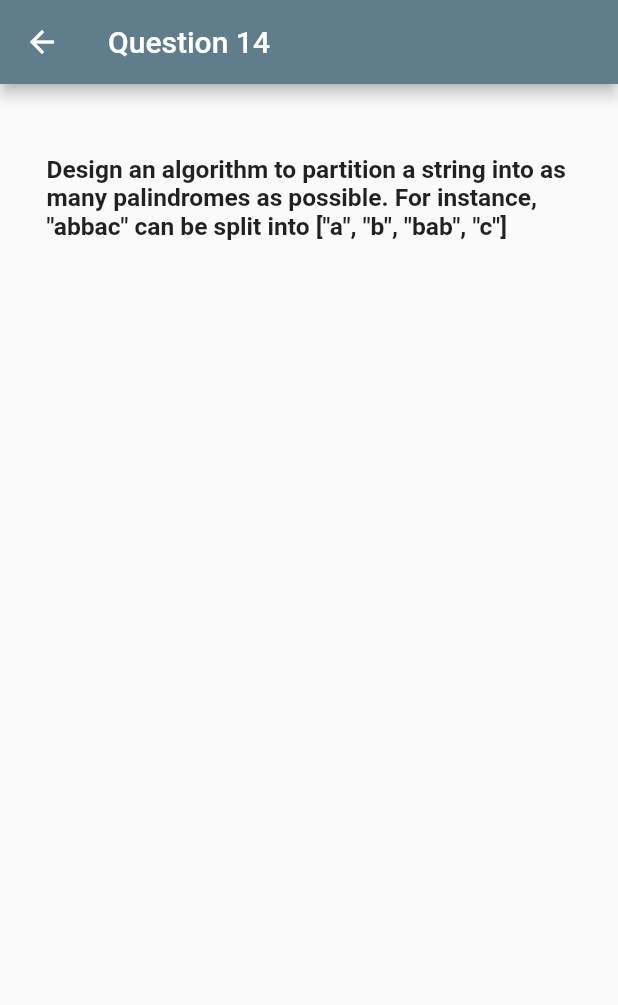
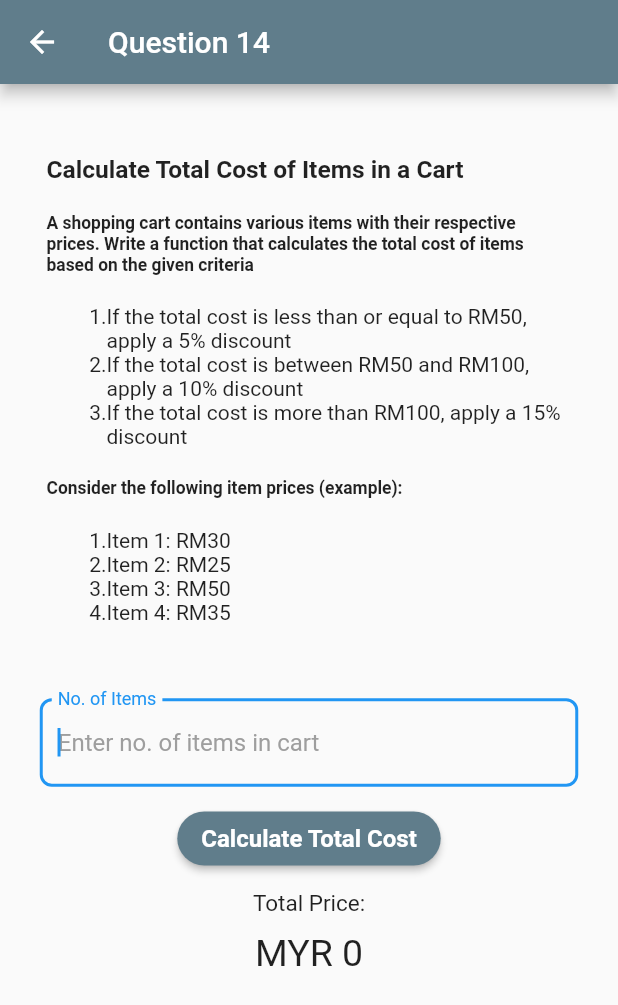
Before and after one commit to quezera97/example_technical_questions, a Flutter app: the Question14 screen opened directly, on a phone screen of 412 x 824 dp. Shown: the top 1005 px of the screen. Run offline on Flutter 3.47's test engine with Material 2 defaults, Android fonts, the phone set to English and light mode, and no system bars; our stand-ins replace carousel_slider, flutter_masked_text2, flutter_widget_from_html, math_expressions, shared_preferences; missing offline and left inert: currency_formatter, flutter_inappwebview; accounts and stored records are empty.

Commit message:
question 14

```diff
--- a/technical_question_flutter/lib/pages/question_14.dart
+++ b/technical_question_flutter/lib/pages/question_14.dart
@@ -1,4 +1,7 @@
+import 'package:currency_formatter/currency_formatter.dart';
 import 'package:flutter/material.dart';
+import 'package:flutter/services.dart';
+import 'package:flutter_masked_text2/flutter_masked_text2.dart';
 import 'package:flutter_widget_from_html/flutter_widget_from_html.dart';
 
 import '../widget/reuse_widget.dart';
@@ -12,6 +15,32 @@ class Question14 extends StatefulWidget {
 
 class _Question14State extends State<Question14> {
   final generateWidget = GenerateWidget();
+  final itemInCartController = TextEditingController();
+  late List<TextEditingController> itemPriceControllers;
+  int noOfItemsInCart = 0;
+  double totalPrice = 0.00;
+
+  String formattedTotalClaim = 'MYR 0';
+  CurrencyFormat myrSettings = const CurrencyFormat(
+    code: 'myr',
+    symbol: 'MYR',
+    symbolSide: SymbolSide.left,
+    thousandSeparator: ',',
+    decimalSeparator: '.',
+    symbolSeparator: ' ',
+  );
+
+  void createTextListOfItem(noOfItems) {
+    setState(() {
+      noOfItemsInCart = int.parse(noOfItems);
+      itemPriceControllers = List.generate(
+        noOfItemsInCart,
+        (index) => MoneyMaskedTextController(decimalSeparator: '.', thousandSeparator: ','),
+      );
+
+      formattedTotalClaim = 'RM 0';
+    });
+  }
 
   @override
   Widget build(BuildContext context) {
@@ -30,11 +59,91 @@ class _Question14State extends State<Question14> {
                 padding: EdgeInsets.all(15),
                 child: HtmlWidget(
                   '''
-                <h3> Design an algorithm to partition a string into as many palindromes as possible. For instance, "abbac" can be split into ["a", "b", "bab", "c"]</h3>
+                  <h3>Calculate Total Cost of Items in a Cart</h3>
+                  <h5>A shopping cart contains various items with their respective prices. Write a function that calculates the total cost of items based on the given criteria</h5>
+                  <ol>
+                    <li>If the total cost is less than or equal to RM50, apply a 5% discount</li>
+                    <li>If the total cost is between RM50 and RM100, apply a 10% discount</li>
+                    <li>If the total cost is more than RM100, apply a 15% discount</li>
+                  </ol>
+                  <h5>Consider the following item prices (example):</h5>
+                  <ol>
+                    <li>Item 1: RM30</li>
+                    <li>Item 2: RM25</li>
+                    <li>Item 3: RM50</li>
+                    <li>Item 4: RM35</li>
+                  </ol>
                 ''',
                 ),
               ),
               const SizedBox(height: 10),
+
+              generateWidget.createTextFormField(itemInCartController, 'No. of Items', 'Enter no. of items in cart', createTextListOfItem, [FilteringTextInputFormatter.allow(RegExp(r"[0-9]"))], TextInputType.number),
+
+              if(noOfItemsInCart > 0) ... [
+                Padding(
+                  padding: const EdgeInsets.all(10.0),
+                  child: Container(
+                    height: MediaQuery.of(context).size.height * 0.4,
+                    decoration: BoxDecoration(
+                      border: Border.all(color: generateWidget.excludeWhiteColor()),
+                      borderRadius: const BorderRadius.all(Radius.circular(25))
+                    ),
+                    child: Padding(
+                      padding: const EdgeInsets.all(5.0),
+                      child: GridView.builder(
+                        gridDelegate: const SliverGridDelegateWithFixedCrossAxisCount(
+                          crossAxisCount: 1,
+                          childAspectRatio: 4.0,
+                        ),
+                        padding: const EdgeInsets.all(5.0),
+                        itemCount: noOfItemsInCart,
+                        itemBuilder: (context, index) {
+                          int noOfItemIndex = index + 1;
+                          return Container(
+                            child: generateWidget.createTextFormField(itemPriceControllers[index], 'Item $noOfItemIndex', 'Enter price of item', (p0) => null, [FilteringTextInputFormatter.allow(RegExp(r"[0-9]"))], TextInputType.number),
+                          );
+                        },
+                      ),
+                    ),
+                  ),
+                ),
+              ],
+
+              generateWidget.createSimpleButton('Calculate Total Cost', () {
+                totalPrice = 0.00;
+
+                for (int i = 0; i < noOfItemsInCart; i++) {
+                  String textItemPrice = itemPriceControllers[i].text;
+                  double itemPrice = double.parse(textItemPrice);
+
+                  if(itemPrice <= 50.00){
+                    itemPrice = itemPrice * 0.95;
+                  }
+                  else if(itemPrice > 100.00){
+                    itemPrice = itemPrice * 0.85;
+                  }
+                  else{
+                    itemPrice = itemPrice * 0.90;
+                  }
+
+                  print(itemPrice);
+
+                  totalPrice+=itemPrice;
+                }
+
+                formattedTotalClaim = CurrencyFormatter.format(totalPrice, myrSettings);
+
+                setState(() {
+                  formattedTotalClaim;
+                });
+              }),
+
+              const SizedBox(height: 10),
+              const Text('Total Price:', style: TextStyle(fontSize: 15)),
+              const SizedBox(height: 10),
+              Text(formattedTotalClaim, style: const TextStyle(fontSize: 25)),
+              const SizedBox(height: 50),
             ]
           ),
         ),
--- a/technical_question_flutter/lib/pages/question_15.dart
+++ b/technical_question_flutter/lib/pages/question_15.dart
@@ -12,6 +12,7 @@ class Question15 extends StatefulWidget {
 
 class _Question15State extends State<Question15> {
   final generateWidget = GenerateWidget();
+  final textController = TextEditingController(text: 'I love programming Dart');
 
   @override
   Widget build(BuildContext context) {
@@ -30,11 +31,21 @@ class _Question15State extends State<Question15> {
                 padding: EdgeInsets.all(15),
                 child: HtmlWidget(
                   '''
-                <h3>Create a program to solve a partially filled Sudoku puzzle</h3>
+                  <h3>Given a list of words, write a Dart function to find all possible combinations of words that form a valid sentence.
+                  The function should take a list of words as input and return a list of sentences that can be constructed by concatenating these words in any order</h3>
+
+                  <h5>For example, given the words: ["I", "love", "programming", "Dart"], the function should return sentences like:</h5>
+                  <ul>
+                    <li>"I love programming"</li>
+                    <li>"Dart programming love"</li>
+                    <li>"programming Dart I love"</li>
+                  </ul>
                 ''',
                 ),
               ),
               const SizedBox(height: 10),
+
+              generateWidget.createTextFormField(textController, 'Word', 'Enter any word', (p0) => null, null, TextInputType.text),
             ]
           ),
         ),
--- a/technical_question_flutter/lib/pages/question_16.dart
+++ b/technical_question_flutter/lib/pages/question_16.dart
@@ -30,7 +30,6 @@ class _Question16State extends State<Question16> {
                 padding: EdgeInsets.all(15),
                 child: HtmlWidget(
                   '''
-                <h3>  Write an algorithm to find the contiguous subarray within an array that has the largest sum</h3>
                 ''',
                 ),
               ),
--- a/technical_question_flutter/pubspec.yaml
+++ b/technical_question_flutter/pubspec.yaml
@@ -42,6 +42,7 @@ dependencies:
   flutter_launcher_icons: ^0.13.1
   currency_formatter: ^2.2.0
   shared_preferences: ^2.2.2
+  flutter_masked_text2: ^0.9.1
 
 flutter_launcher_icons:
   android: "launcher_icon"
```
Also changed, not shown: technical_question_flutter/pubspec.lock.
